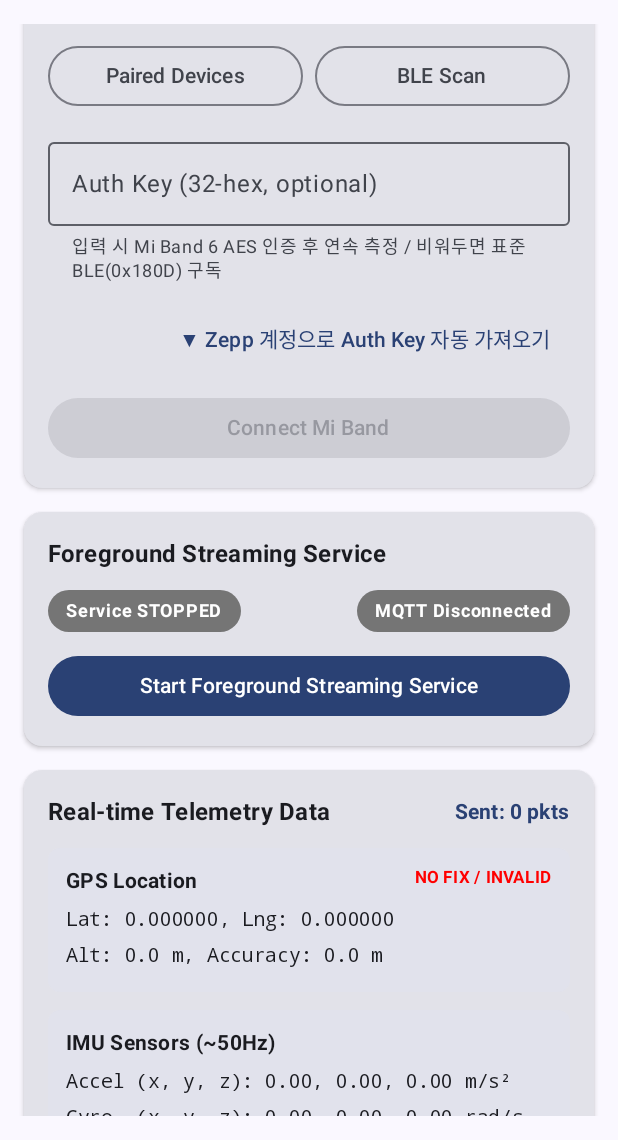
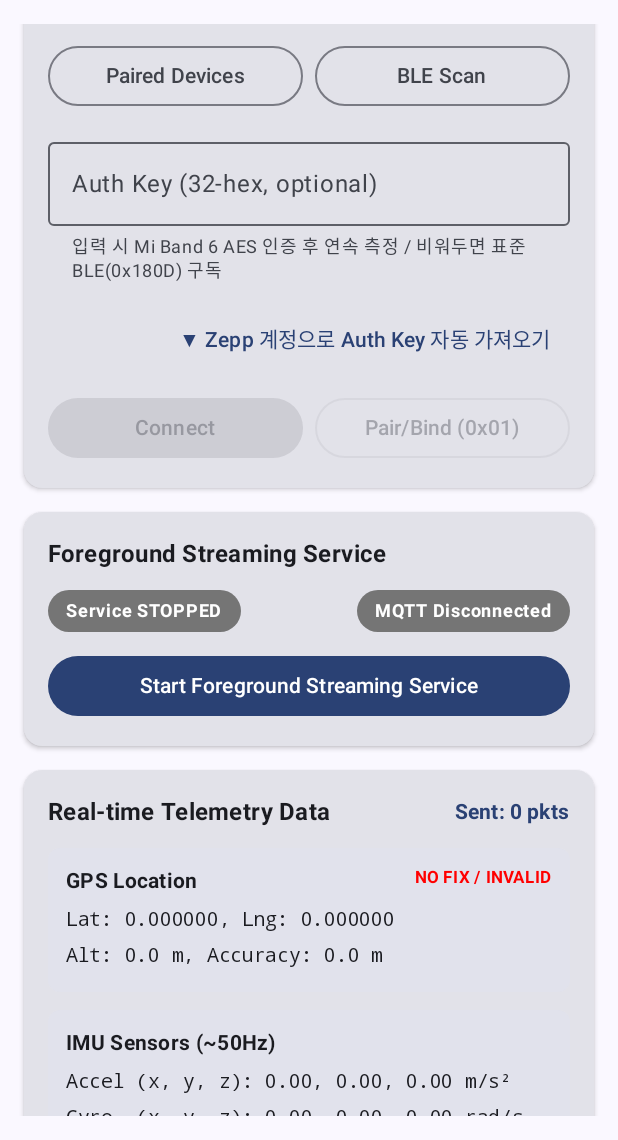
Before and after one commit to skang88/location_producer, an Android app built with Jetpack Compose: the screen it shows after launch (MainActivity), scrolled down 509 dp, on a phone screen of 412 x 824 dp, the part 96-1236 px from its top. Run offline under Robolectric (Android 15) with nearby library versions, the phone set to English and light mode, and no system bars; libraries missing offline, so code that uses them is left out: org.eclipse.paho.

Commit message:
Add direct 0x01 pairing mode for unpaired Mi Band

```diff
--- a/app/src/main/java/com/example/location_producer/ui/MainScreen.kt
+++ b/app/src/main/java/com/example/location_producer/ui/MainScreen.kt
@@ -533,12 +533,24 @@ fun MainScreen(
                                 Text("Disconnect Mi Band")
                             }
                         } else {
-                            Button(
-                                onClick = { viewModel.connectMiBand() },
-                                enabled = hasBluetoothPermission && miBandAddress.isNotBlank() && isAuthKeyValid,
-                                modifier = Modifier.fillMaxWidth()
+                            Row(
+                                modifier = Modifier.fillMaxWidth(),
+                                horizontalArrangement = Arrangement.spacedBy(8.dp)
                             ) {
-                                Text("Connect Mi Band")
+                                Button(
+                                    onClick = { viewModel.connectMiBand() },
+                                    enabled = hasBluetoothPermission && miBandAddress.isNotBlank() && isAuthKeyValid,
+                                    modifier = Modifier.weight(1f)
+                                ) {
+                                    Text("Connect")
+                                }
+                                OutlinedButton(
+                                    onClick = { viewModel.pairMiBand() },
+                                    enabled = hasBluetoothPermission && miBandAddress.isNotBlank() && isAuthKeyValid,
+                                    modifier = Modifier.weight(1f)
+                                ) {
+                                    Text("Pair/Bind (0x01)")
+                                }
                             }
                         }
                     }
```
Also changed, not shown: app/src/main/java/com/example/location_producer/ble/MiBandGateway.kt (+33 -4 lines), app/src/main/java/com/example/location_producer/ble/MiBandProtocol.kt (+13 -0 lines), app/src/main/java/com/example/location_producer/ui/MainViewModel.kt (+15 -0 lines).
